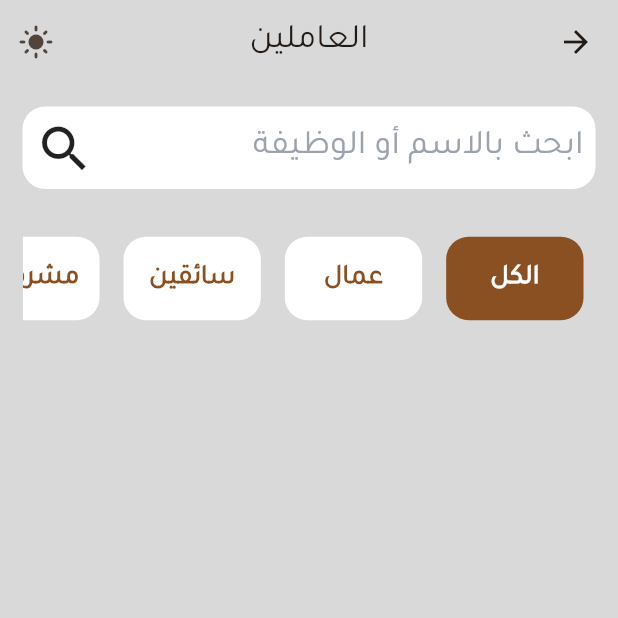
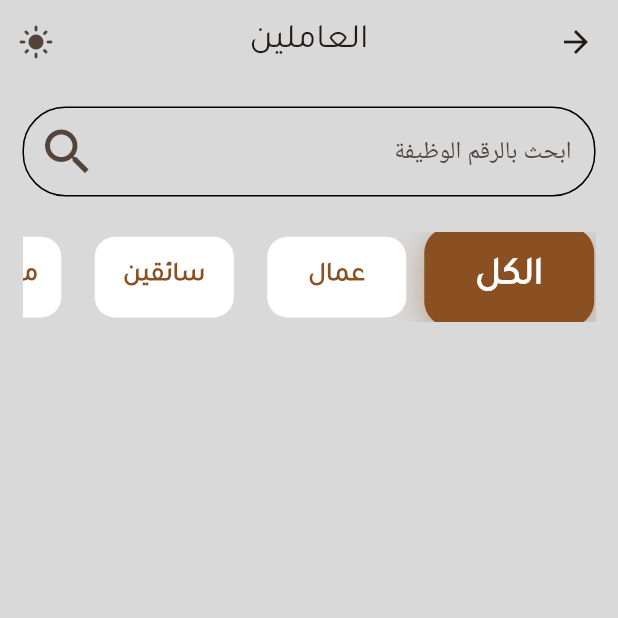
Before and after one commit to gamal8686/apg_2026, a Flutter app: the EmployerView screen opened directly, on a phone screen of 412 x 824 dp, the top half of it. Run offline on Flutter 3.47's test engine with Material 3 defaults, Android fonts, the phone set to English and light mode, and no system bars; our stand-ins replace cached_network_image, dio, flutter_bloc, flutter_screenutil, flutter_svg, lottie and 3 more; accounts and stored records are empty.

Commit message:
edit AppSearch

```diff
--- a/lib/core/components/app_search.dart
+++ b/lib/core/components/app_search.dart
@@ -6,29 +6,18 @@ class AppSearch extends StatelessWidget {
 
   @override
   Widget build(BuildContext context) {
-    return Container(
-      height: 46.h,
-
-      decoration: BoxDecoration(
-        color: Color(0xffFFFFFF),
-        borderRadius: BorderRadius.circular(15),
-      ),
-      child: Padding(
-        padding: const EdgeInsets.all(8.0),
-        child: Row(
-          children: [
-            Text(
-              'ابحث بالاسم أو الوظيفة',
-              style: TextStyle(
-                color: Color(0xff9CA3AF),
-                fontSize: 20.sp,
-                fontWeight: FontWeight.w400,
-                fontFamily: 'Cairo',
-              ),
-            ),
-            Spacer(),
-            Icon(Icons.search, size: 40),
-          ],
+    return TextField(
+      onTap: () {},
+      keyboardType: TextInputType.numberWithOptions(),
+      decoration: InputDecoration(
+        enabledBorder: OutlineInputBorder(
+          borderRadius: BorderRadius.circular(25.r),
+        ),
+        border: OutlineInputBorder(borderRadius: BorderRadius.circular(25.r)),
+        labelText: 'ابحث بالرقم الوظيفة',
+        suffixIcon: Padding(
+          padding: const EdgeInsets.all(10.0),
+          child: Icon(Icons.search, size: 40),
         ),
       ),
     );
--- a/lib/views/pages/employer.dart
+++ b/lib/views/pages/employer.dart
@@ -63,50 +63,67 @@ class _EmployerViewState extends State<EmployerView> {
           children: [
             AppSearch(),
             SizedBox(height: 20.h),
+
             SizedBox(
-              height: 60.h,
+              height: 50.h,
               child: ListView.builder(
                 scrollDirection: Axis.horizontal,
-                physics: ClampingScrollPhysics(),
-                shrinkWrap: true,
+                physics: BouncingScrollPhysics(),
                 itemCount: models.length,
                 itemBuilder: (context, index) {
                   bool isSelected = index == selectedIndex;
+
                   return Padding(
-                    padding: const EdgeInsets.all(8.0),
+                    padding: const EdgeInsets.symmetric(horizontal: 6),
                     child: GestureDetector(
                       onTap: () {
                         setState(() {
-                          isSelected = !isSelected;
                           selectedIndex = index;
                         });
                       },
-                      child: Container(
-                        height: 40.h,
-                        width: 80.w,
+                      child: AnimatedScale(
+                        duration: Duration(milliseconds: 300),
+                        scale: isSelected ? 1.1 : .9,
+                        child: AnimatedContainer(
+                          duration: Duration(milliseconds: 300),
+                          curve: Curves.easeInOut,
+                          height: 45.h,
+                          width: 90.w,
                           decoration: BoxDecoration(
                             color: isSelected
                                 ? Theme.of(context).primaryColor
-                              : Color(0xffFFFFFF),
+                                : Colors.white,
                             borderRadius: BorderRadius.circular(15),
+                            boxShadow: isSelected
+                                ? [
+                                    BoxShadow(
+                                      color: Theme.of(
+                                        context,
+                                      ).primaryColor.withValues(alpha: 0.4),
+                                      blurRadius: 15,
+                                      offset: Offset(0, 4),
+                                    ),
+                                  ]
+                                : [],
                           ),
                           child: Center(
-                          child: Text(
-                            models[index].name,
+                            child: AnimatedDefaultTextStyle(
+                              duration: Duration(milliseconds: 300),
                               style: TextStyle(
                                 color: isSelected
                                     ? Colors.white
                                     : Theme.of(context).primaryColor,
-                              fontSize: 16.sp,
+                                fontSize: isSelected ? 20.sp : 17.sp,
                                 fontWeight: FontWeight.w600,
                                 fontFamily: 'Cairo',
+                              ),
+                              child: Text(models[index].name),
                             ),
                           ),
                         ),
                       ),
                     ),
                   );
-                  ;
                 },
               ),
             ),
```
Lines whose indentation alone changed are shown as unchanged.
